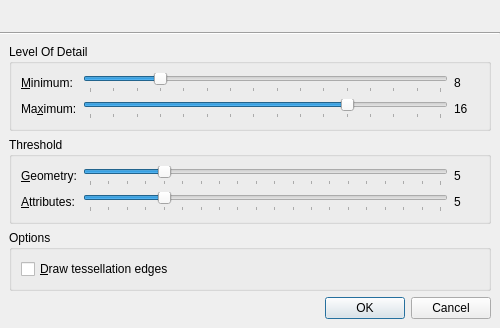
Old version of the form src/dialogs/tessellationdialog.ui in the repository mimecorg/descend.
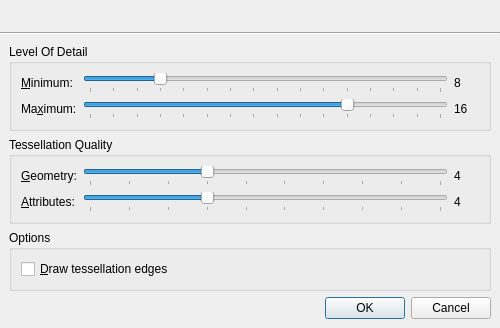
New version of the form. Custom widgets are drawn as their Qt base class.

Commit message: changed tessellation quality settings

What changed in the file:
```diff
--- a/src/dialogs/tessellationdialog.ui
+++ b/src/dialogs/tessellationdialog.ui
@@ -151,7 +151,7 @@
       <item>
        <widget class="QGroupBox" name="thresholdGroupBox">
         <property name="title">
-         <string>Threshold</string>
+         <string>Tessellation Quality</string>
         </property>
         <layout class="QGridLayout" name="gridLayout_5">
          <item row="0" column="0">
@@ -170,10 +170,10 @@
             <number>1</number>
            </property>
            <property name="maximum">
-            <number>20</number>
+            <number>10</number>
            </property>
            <property name="value">
-            <number>5</number>
+            <number>4</number>
            </property>
            <property name="orientation">
             <enum>Qt::Horizontal</enum>
@@ -195,7 +195,7 @@
             </size>
            </property>
            <property name="text">
-            <string>5</string>
+            <string>4</string>
            </property>
           </widget>
          </item>
@@ -215,10 +215,10 @@
             <number>1</number>
            </property>
            <property name="maximum">
-            <number>20</number>
+            <number>10</number>
            </property>
            <property name="value">
-            <number>5</number>
+            <number>4</number>
            </property>
            <property name="orientation">
             <enum>Qt::Horizontal</enum>
@@ -240,7 +240,7 @@
             </size>
            </property>
            <property name="text">
-            <string>5</string>
+            <string>4</string>
            </property>
           </widget>
          </item>
```
The commit also changes 2 other files.
